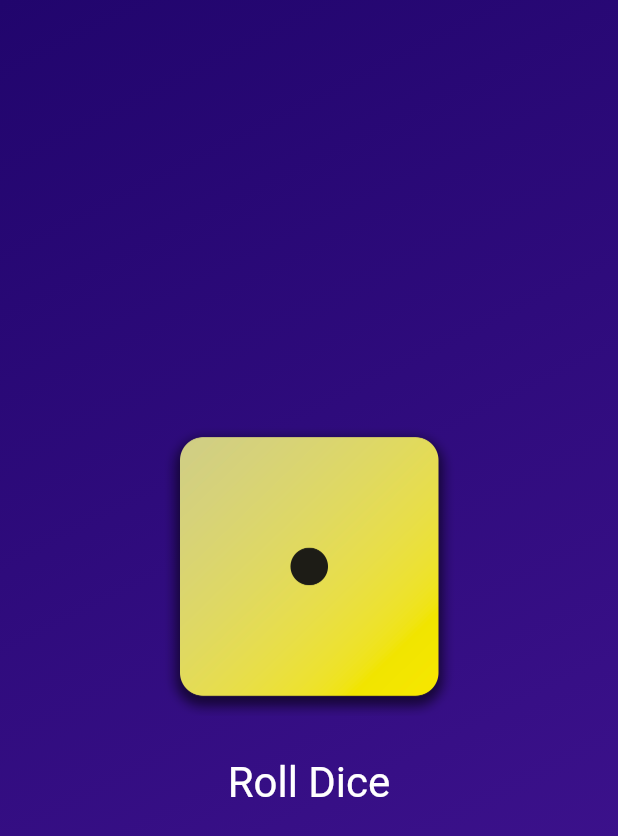
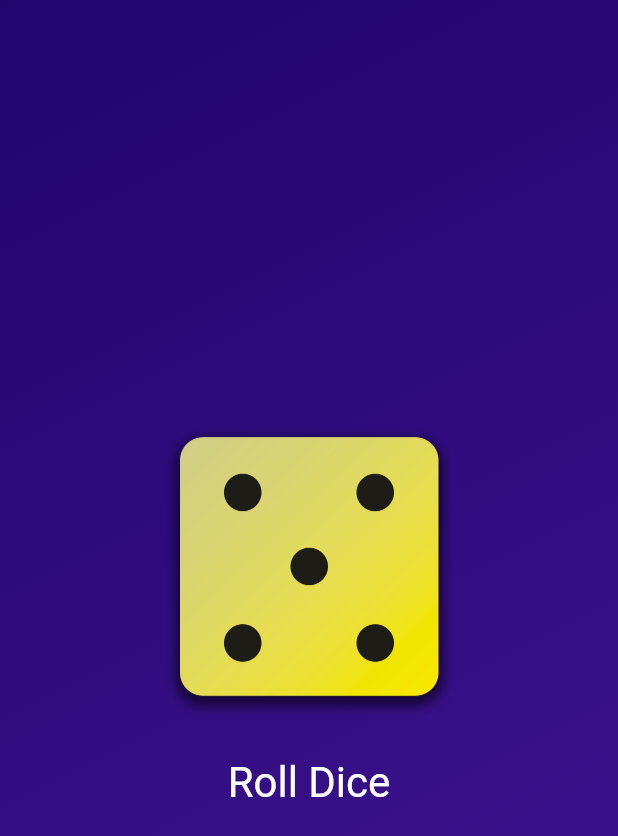
Before and after one commit to hoxhaava/dice-roller, a Flutter app: the screen it shows after launch, after a tap on "Roll Dice", on a phone screen of 412 x 824 dp. Shown: the top 836 px of the screen. Run offline on Flutter 3.47's test engine with Material 3 defaults, Android fonts, the phone set to English and light mode, and no system bars.

```diff
--- a/lib/dice_roller.dart
+++ b/lib/dice_roller.dart
@@ -1,4 +1,8 @@
+import 'dart:math';
+
 import 'package:flutter/material.dart';
+
+final randomizer = Random();
 
 class DiceRoller extends StatefulWidget {
   const DiceRoller({super.key});
@@ -10,10 +14,12 @@ class DiceRoller extends StatefulWidget {
 }
 
 class _DiceRollerState extends State<DiceRoller> {
-  var activeDiceImage = 'assets/images/dice-1.png';
+  var currentDiceNumber = 2;
 
   void rollDice() {
-    activeDiceImage = 'assets/images/dice-4.png';
+    setState(() {
+      currentDiceNumber = randomizer.nextInt(6) + 1;
+    });
   }
 
   @override
@@ -22,7 +28,7 @@ class _DiceRollerState extends State<DiceRoller> {
       mainAxisSize: MainAxisSize.min,
       children: [
         Image.asset(
-          activeDiceImage,
+          'assets/images/dice-$currentDiceNumber.png',
           width: 200,
         ),
         const SizedBox(
@@ -31,8 +37,6 @@ class _DiceRollerState extends State<DiceRoller> {
         TextButton(
           onPressed: rollDice,
           style: TextButton.styleFrom(
-            // padding: const EdgeInsets.only(
-            //   top: 20),
             foregroundColor: Colors.white,
             textStyle: const TextStyle(fontSize: 28),
           ),
```
